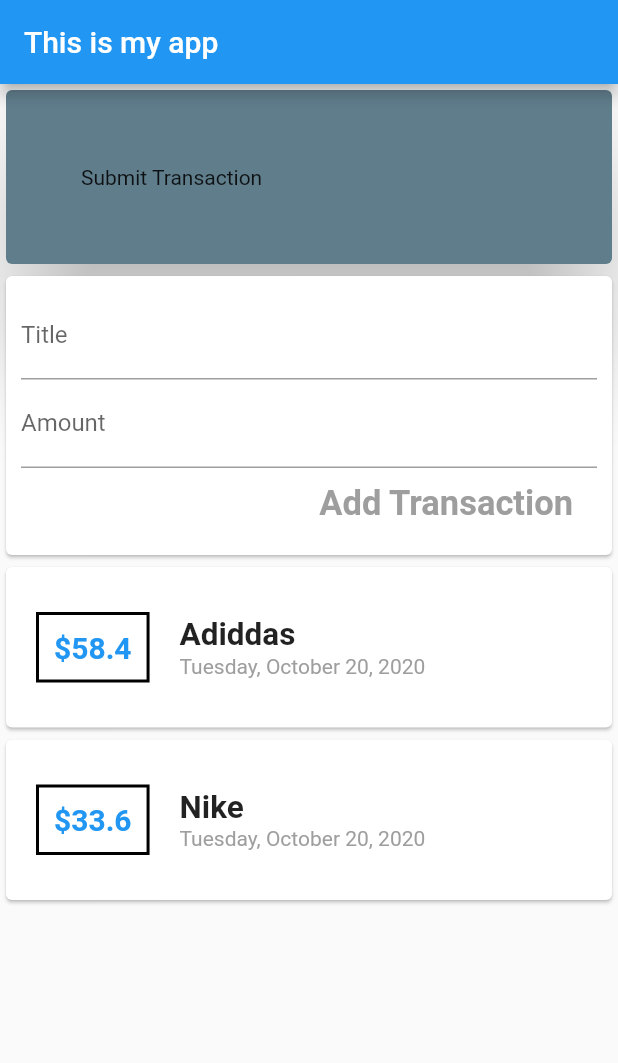
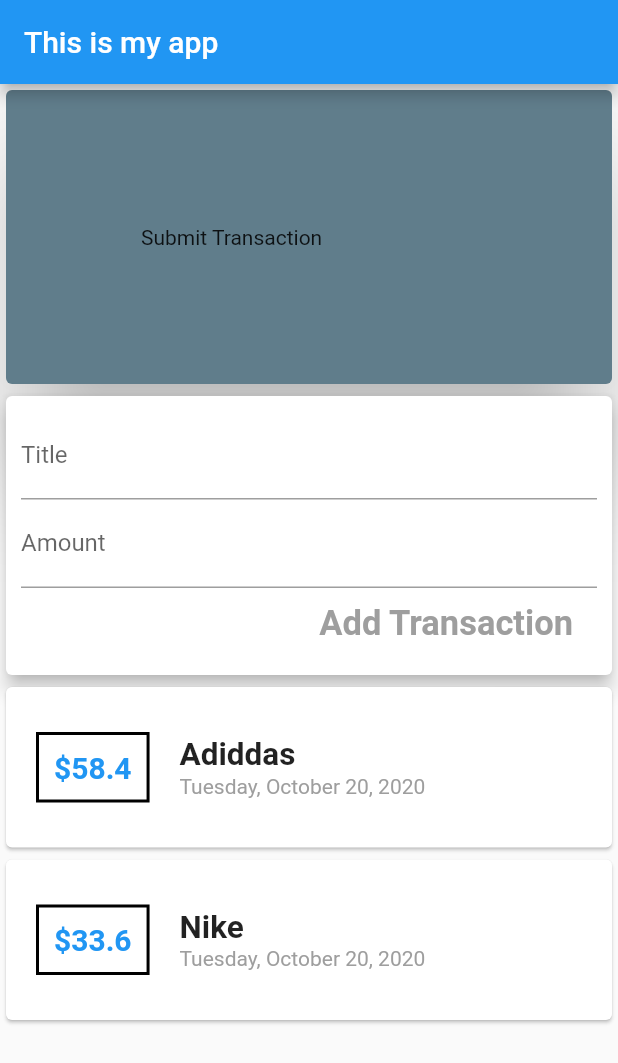
Before and after one commit to tunganh252/flutter_test_2, a Flutter app: the screen it shows after launch, after a tap on "Add Transaction", on a phone screen of 412 x 824 dp. Shown: the top 1063 px of the screen. Run offline on Flutter 3.47's test engine with Material 2 defaults, Android fonts, the phone set to English and light mode, and no system bars.

Commit message:
[Done] -- Phase 1 -- UI App

```diff
--- a/lib/main.dart
+++ b/lib/main.dart
@@ -1,5 +1,5 @@
 import 'package:flutter/material.dart';
-import 'package:flutter_test_2/widgets/transaction_list.widget.dart';
+import 'package:flutter_test_2/widgets/user_transactions.widget.dart';
 
 void main() => runApp(MyApp());
 
@@ -11,19 +11,14 @@ class MyApp extends StatelessWidget {
 }
 
 class MyHomePage extends StatelessWidget {
-  // String inputTitle;
-  // String inputAmount;
-
-  final titleController = TextEditingController();
-  final amountController = TextEditingController();
-
   @override
   Widget build(BuildContext context) {
     return Scaffold(
-        appBar: AppBar(
-          title: Text("This is my app"),
-        ),
-        body: Column(
+      appBar: AppBar(
+        title: Text("This is my app"),
+      ),
+      body: SingleChildScrollView(
+        child: Column(
           // mainAxisAlignment: MainAxisAlignment.spaceAround,
           crossAxisAlignment: CrossAxisAlignment.stretch,
           children: [
@@ -33,46 +28,16 @@ class MyHomePage extends StatelessWidget {
                 color: Colors.blueGrey,
                 elevation: 30,
                 child: Container(
-                    padding: EdgeInsets.all(50),
+                    padding: EdgeInsets.all(90),
                     child: Text(
                       "Submit Transaction",
                     )),
               ),
             ),
-            Card(
-              child: Container(
-                padding: EdgeInsets.all(10),
-                child: Column(
-                  crossAxisAlignment: CrossAxisAlignment.end,
-                  children: [
-                    TextField(
-                      decoration: InputDecoration(labelText: 'Title'),
-                      // onChanged: (value) => inputTitle = value,
-                      controller: titleController,
-                    ),
-                    TextField(
-                      decoration: InputDecoration(labelText: 'Amount'),
-                      // onChanged: (value) => inputAmount = value,
-                      controller: amountController,
-                    ),
-                    FlatButton(
-                      textColor: Colors.grey,
-                      onPressed: () {
-                        print(titleController.text);
-                        print(amountController.text);
-                      },
-                      child: Text(
-                        'Add Transaction',
-                        style: TextStyle(
-                            fontWeight: FontWeight.bold, fontSize: 23),
-                      ),
-                    )
-                  ],
-                ),
-              ),
-            ),
-            TransactionList()
+            UserTransactions()
           ],
-        ));
+        ),
+      ),
+    );
   }
 }
--- /dev/null
+++ b/lib/widgets/new_transaction.widget.dart
@@ -0,0 +1,43 @@
+import 'package:flutter/material.dart';
+
+class NewTransaction extends StatelessWidget {
+  final Function addNewTrans;
+  final titleController = TextEditingController();
+  final amountController = TextEditingController();
+
+  NewTransaction(this.addNewTrans);
+
+  @override
+  Widget build(BuildContext context) {
+    return Card(
+      elevation: 5,
+      child: Container(
+        padding: EdgeInsets.all(10),
+        child: Column(
+          crossAxisAlignment: CrossAxisAlignment.end,
+          children: [
+            TextField(
+              decoration: InputDecoration(labelText: 'Title'),
+              // onChanged: (value) => inputTitle = value,
+              controller: titleController,
+            ),
+            TextField(
+              decoration: InputDecoration(labelText: 'Amount'),
+              // onChanged: (value) => inputAmount = value,
+              controller: amountController,
+            ),
+            FlatButton(
+              textColor: Colors.grey,
+              onPressed: () => addNewTrans(
+                  titleController.text, double.parse(amountController.text)),
+              child: Text(
+                'Add Transaction',
+                style: TextStyle(fontWeight: FontWeight.bold, fontSize: 23),
+              ),
+            )
+          ],
+        ),
+      ),
+    );
+  }
+}
--- a/lib/widgets/transaction_list.widget.dart
+++ b/lib/widgets/transaction_list.widget.dart
@@ -2,23 +2,17 @@ import 'package:flutter/material.dart';
 import 'package:flutter_test_2/models/transaction.modal.dart';
 import 'package:intl/intl.dart';
 
-class TransactionList extends StatefulWidget {
-  TransactionList({Key key}) : super(key: key);
-
-  @override
-  _TransactionListState createState() => _TransactionListState();
-}
-
-class _TransactionListState extends State<TransactionList> {
-  final List<Transaction> _userTransactions = [
-    Transaction(amount: 58.4, date: DateTime.now(), id: "a1", title: "Adiddas"),
-    Transaction(amount: 33.6, date: DateTime.now(), id: "a2", title: "Nike")
-  ];
+class TransactionList extends StatelessWidget {
+  final List<Transaction> transactions;
+  TransactionList(this.transactions);
 
   @override
   Widget build(BuildContext context) {
-    return Column(
-      children: _userTransactions.map((value) {
+    return Container(
+      height: 350,
+      child: SingleChildScrollView(
+        child: Column(
+          children: transactions.map((value) {
             return Card(
               child: Row(
                 // mainAxisAlignment: MainAxisAlignment.spaceBetween,
@@ -43,7 +37,8 @@ class _TransactionListState extends State<TransactionList> {
                     children: [
                       Text(
                         value.title,
-                    style: TextStyle(fontWeight: FontWeight.bold, fontSize: 21),
+                        style: TextStyle(
+                            fontWeight: FontWeight.bold, fontSize: 21),
                       ),
                       Text(
                         DateFormat.yMMMMEEEEd().format(value.date),
@@ -56,6 +51,8 @@ class _TransactionListState extends State<TransactionList> {
               ),
             );
           }).toList(),
+        ),
+      ),
     );
   }
 }
--- /dev/null
+++ b/lib/widgets/user_transactions.widget.dart
@@ -0,0 +1,40 @@
+import 'package:flutter/material.dart';
+import 'package:flutter_test_2/models/transaction.modal.dart';
+import 'package:flutter_test_2/widgets/new_transaction.widget.dart';
+import 'package:flutter_test_2/widgets/transaction_list.widget.dart';
+
+class UserTransactions extends StatefulWidget {
+  UserTransactions({Key key}) : super(key: key);
+
+  @override
+  _UserTransactionsState createState() => _UserTransactionsState();
+}
+
+class _UserTransactionsState extends State<UserTransactions> {
+  final List<Transaction> _userTransactions = [
+    Transaction(amount: 58.4, date: DateTime.now(), id: "a1", title: "Adiddas"),
+    Transaction(amount: 33.6, date: DateTime.now(), id: "a2", title: "Nike")
+  ];
+
+  void _addNewTransaction(String txTitle, double txAmount) {
+    final newTrans = Transaction(
+        title: txTitle,
+        amount: txAmount,
+        date: DateTime.now(),
+        id: DateTime.now().toString());
+    print(newTrans);
+    setState(() {
+      _userTransactions.add(newTrans);
+    });
+  }
+
+  @override
+  Widget build(BuildContext context) {
+    return Column(
+      children: [
+        NewTransaction(_addNewTransaction),
+        TransactionList(_userTransactions),
+      ],
+    );
+  }
+}
```
Lines whose indentation alone changed are shown as unchanged.
